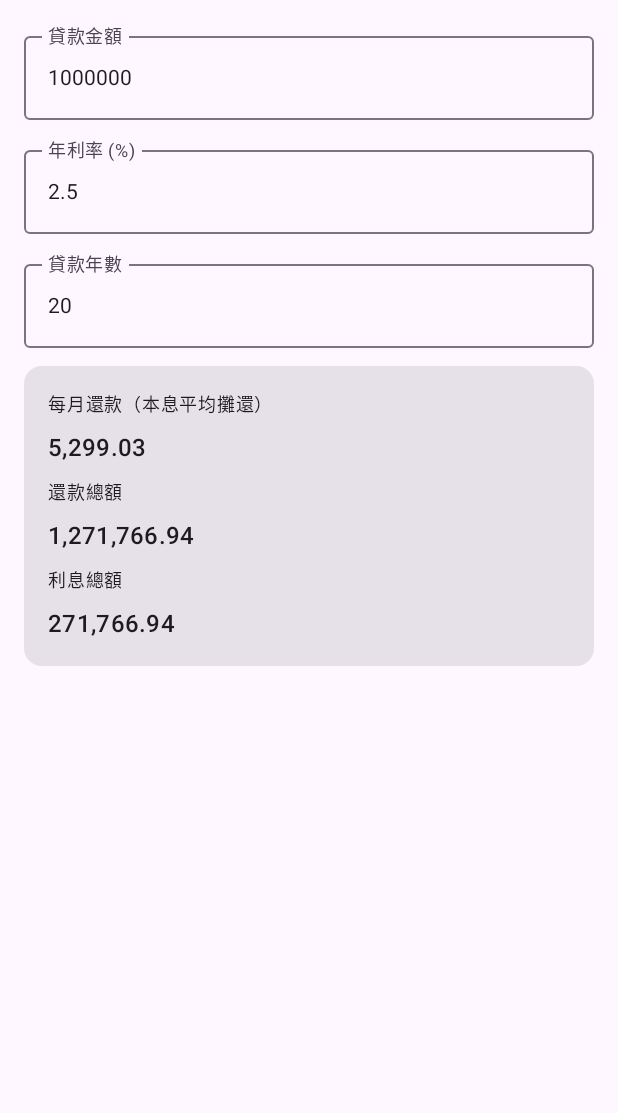
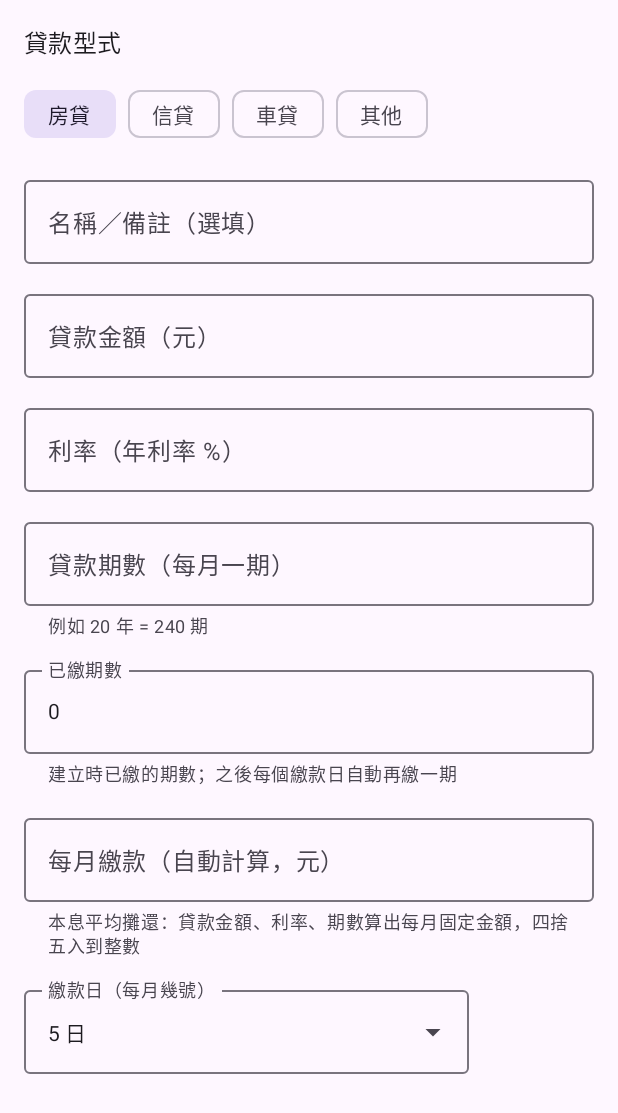
Before and after one commit to rboneone-png/Inv_Calculator, an Android app built with Jetpack Compose: the composable LoanScreen shown on its own in the app's theme, on a phone screen of 412 x 824 dp. Shown: the top 1113 px of the screen. Run offline under Robolectric (Android 15) with nearby library versions, the phone set to English and light mode, and no system bars.

Commit message:
Redesign loan screen to match new-loan form (#3)
Loan type chips, name, amount, rate, periods, paid periods,
auto-calculated monthly payment and payment-day dropdown.


Claude-Session: https://claude.ai/code/session_01H2WKqW8bnEMQJBRcssmm6C

Co-authored-by: Claude <noreply@anthropic.com>

```diff
--- a/app/src/main/java/com/example/invcalc/Calculations.kt
+++ b/app/src/main/java/com/example/invcalc/Calculations.kt
@@ -1,6 +1,7 @@
 package com.example.invcalc
 
 import kotlin.math.pow
+import kotlin.math.roundToInt
 
 /** 純計算邏輯（不依賴 Android），方便單元測試。 */
 object Calculations {
@@ -38,12 +39,26 @@ object Calculations {
 
     data class LoanResult(val monthlyPayment: Double, val totalPayment: Double, val totalInterest: Double)
 
-    /** 貸款：本息平均攤還。 */
-    fun loan(amount: Double, ratePct: Double, years: Double): LoanResult {
-        val n = (years * 12).toInt()
+    /** 貸款：本息平均攤還（以年數輸入）。 */
+    fun loan(amount: Double, ratePct: Double, years: Double): LoanResult =
+        loanByMonths(amount, ratePct, (years * 12).roundToInt())
+
+    /** 貸款：本息平均攤還（以期數輸入，每月一期）。 */
+    fun loanByMonths(amount: Double, ratePct: Double, months: Int): LoanResult {
         val i = ratePct / 100.0 / 12.0
-        val payment = if (i == 0.0) amount / n else amount * i * (1 + i).pow(n) / ((1 + i).pow(n) - 1)
-        val total = payment * n
+        val payment =
+            if (i == 0.0) amount / months
+            else amount * i * (1 + i).pow(months) / ((1 + i).pow(months) - 1)
+        val total = payment * months
         return LoanResult(payment, total, total - amount)
     }
+
+    /** 已繳 paid 期後的剩餘本金。 */
+    fun remainingBalance(amount: Double, ratePct: Double, months: Int, paid: Int): Double {
+        val i = ratePct / 100.0 / 12.0
+        val payment = loanByMonths(amount, ratePct, months).monthlyPayment
+        if (i == 0.0) return amount - payment * paid
+        val g = (1 + i).pow(paid)
+        return amount * g - payment * (g - 1) / i
+    }
 }
--- a/app/src/main/java/com/example/invcalc/MainActivity.kt
+++ b/app/src/main/java/com/example/invcalc/MainActivity.kt
@@ -5,6 +5,7 @@ import androidx.activity.ComponentActivity
 import androidx.activity.compose.setContent
 import androidx.compose.foundation.layout.Arrangement
 import androidx.compose.foundation.layout.Column
+import androidx.compose.foundation.layout.Row
 import androidx.compose.foundation.layout.fillMaxSize
 import androidx.compose.foundation.layout.fillMaxWidth
 import androidx.compose.foundation.layout.padding
@@ -13,6 +14,11 @@ import androidx.compose.foundation.rememberScrollState
 import androidx.compose.foundation.text.KeyboardOptions
 import androidx.compose.foundation.verticalScroll
 import androidx.compose.material3.Card
+import androidx.compose.material3.DropdownMenuItem
+import androidx.compose.material3.ExperimentalMaterial3Api
+import androidx.compose.material3.ExposedDropdownMenuBox
+import androidx.compose.material3.ExposedDropdownMenuDefaults
+import androidx.compose.material3.FilterChip
 import androidx.compose.material3.MaterialTheme
 import androidx.compose.material3.OutlinedTextField
 import androidx.compose.material3.Surface
@@ -30,6 +36,7 @@ import androidx.compose.ui.Modifier
 import androidx.compose.ui.text.input.KeyboardType
 import androidx.compose.ui.unit.dp
 import java.util.Locale
+import kotlin.math.roundToLong
 
 class MainActivity : ComponentActivity() {
     override fun onCreate(savedInstanceState: Bundle?) {
@@ -182,25 +189,105 @@ fun ReturnScreen() {
     }
 }
 
+private val loanTypes = listOf("房貸", "信貸", "車貸", "其他")
+
+@OptIn(ExperimentalMaterial3Api::class)
 @Composable
 fun LoanScreen() {
-    var amount by rememberSaveable { mutableStateOf("1000000") }
-    var rate by rememberSaveable { mutableStateOf("2.5") }
-    var years by rememberSaveable { mutableStateOf("20") }
+    var type by rememberSaveable { mutableStateOf(loanTypes[0]) }
+    var name by rememberSaveable { mutableStateOf("") }
+    var amount by rememberSaveable { mutableStateOf("") }
+    var rate by rememberSaveable { mutableStateOf("") }
+    var months by rememberSaveable { mutableStateOf("") }
+    var paid by rememberSaveable { mutableStateOf("0") }
+    var day by rememberSaveable { mutableIntStateOf(5) }
+    var dayExpanded by remember { mutableStateOf(false) }
+
+    val a = amount.num()
+    val r = rate.num()
+    val n = months.toIntOrNull()
+    val k = paid.toIntOrNull()
+    val result =
+        if (a != null && r != null && n != null && k != null &&
+            a > 0 && r >= 0 && n > 0 && k in 0..n
+        ) Calculations.loanByMonths(a, r, n) else null
+
     ScreenColumn {
-        NumField("貸款金額", amount) { amount = it }
-        NumField("年利率 (%)", rate) { rate = it }
-        NumField("貸款年數", years) { years = it }
-        val a = amount.num(); val r = rate.num(); val y = years.num()
-        ResultCard(
-            if (a == null || r == null || y == null || a <= 0 || r < 0 || (y * 12).toInt() <= 0) null
-            else Calculations.loan(a, r, y).let {
+        Text("貸款型式", style = MaterialTheme.typography.titleMedium)
+        Row(horizontalArrangement = Arrangement.spacedBy(8.dp)) {
+            loanTypes.forEach { t ->
+                FilterChip(selected = type == t, onClick = { type = t }, label = { Text(t) })
+            }
+        }
+        OutlinedTextField(
+            value = name,
+            onValueChange = { name = it },
+            label = { Text("名稱／備註（選填）") },
+            singleLine = true,
+            modifier = Modifier.fillMaxWidth()
+        )
+        NumField("貸款金額（元）", amount) { amount = it }
+        NumField("利率（年利率 %）", rate) { rate = it }
+        OutlinedTextField(
+            value = months,
+            onValueChange = { months = it.filter(Char::isDigit) },
+            label = { Text("貸款期數（每月一期）") },
+            supportingText = { Text("例如 20 年 = 240 期") },
+            singleLine = true,
+            keyboardOptions = KeyboardOptions(keyboardType = KeyboardType.Number),
+            modifier = Modifier.fillMaxWidth()
+        )
+        OutlinedTextField(
+            value = paid,
+            onValueChange = { paid = it.filter(Char::isDigit) },
+            label = { Text("已繳期數") },
+            supportingText = { Text("建立時已繳的期數；之後每個繳款日自動再繳一期") },
+            isError = n != null && k != null && k > n,
+            singleLine = true,
+            keyboardOptions = KeyboardOptions(keyboardType = KeyboardType.Number),
+            modifier = Modifier.fillMaxWidth()
+        )
+        OutlinedTextField(
+            value = result?.let { String.format(Locale.US, "%,d", it.monthlyPayment.roundToLong()) } ?: "",
+            onValueChange = {},
+            readOnly = true,
+            label = { Text("每月繳款（自動計算，元）") },
+            supportingText = {
+                Text("本息平均攤還：貸款金額、利率、期數算出每月固定金額，四捨五入到整數")
+            },
+            modifier = Modifier.fillMaxWidth()
+        )
+        ExposedDropdownMenuBox(
+            expanded = dayExpanded,
+            onExpandedChange = { dayExpanded = it },
+            modifier = Modifier.fillMaxWidth(0.78f)
+        ) {
+            OutlinedTextField(
+                value = "$day 日",
+                onValueChange = {},
+                readOnly = true,
+                label = { Text("繳款日（每月幾號）") },
+                trailingIcon = { ExposedDropdownMenuDefaults.TrailingIcon(expanded = dayExpanded) },
+                modifier = Modifier.menuAnchor().fillMaxWidth()
+            )
+            ExposedDropdownMenu(expanded = dayExpanded, onDismissRequest = { dayExpanded = false }) {
+                (1..31).forEach { d ->
+                    DropdownMenuItem(
+                        text = { Text("$d 日") },
+                        onClick = { day = d; dayExpanded = false }
+                    )
+                }
+            }
+        }
+        if (result != null && a != null && r != null && n != null && k != null) {
+            ResultCard(
                 listOf(
-                    "每月還款（本息平均攤還）" to money(it.monthlyPayment),
-                    "還款總額" to money(it.totalPayment),
-                    "利息總額" to money(it.totalInterest)
+                    "還款總額" to money(result.totalPayment),
+                    "利息總額" to money(result.totalInterest),
+                    "剩餘期數" to "${n - k} 期",
+                    "剩餘本金" to money(Calculations.remainingBalance(a, r, n, k).coerceAtLeast(0.0))
                 )
-            }
-        )
+            )
+        }
     }
 }
```
Also changed, not shown: 1 other file.
